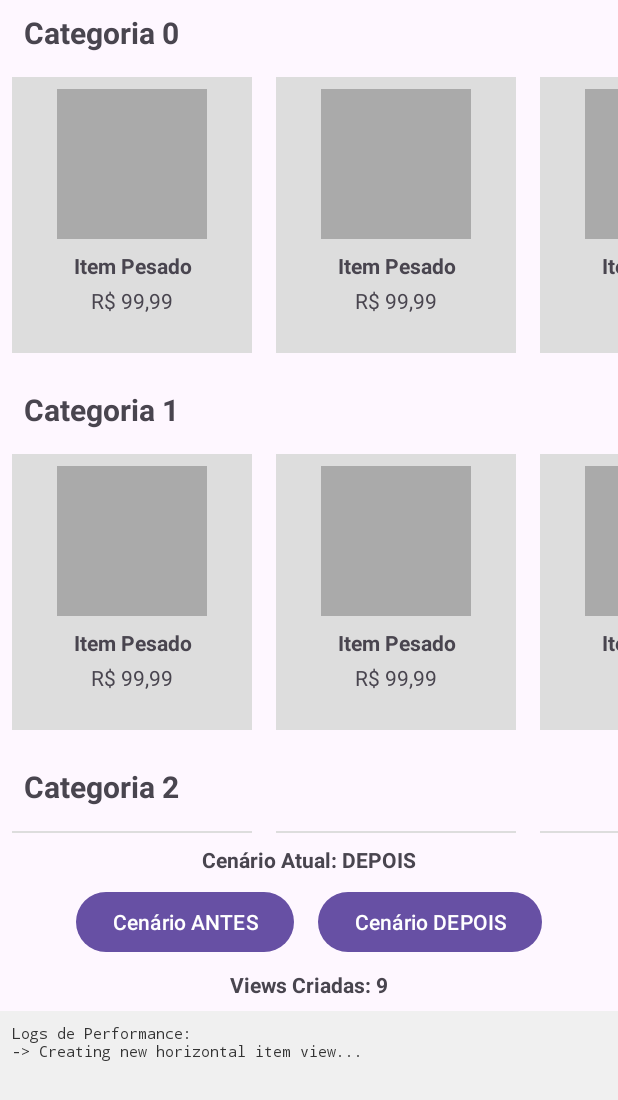
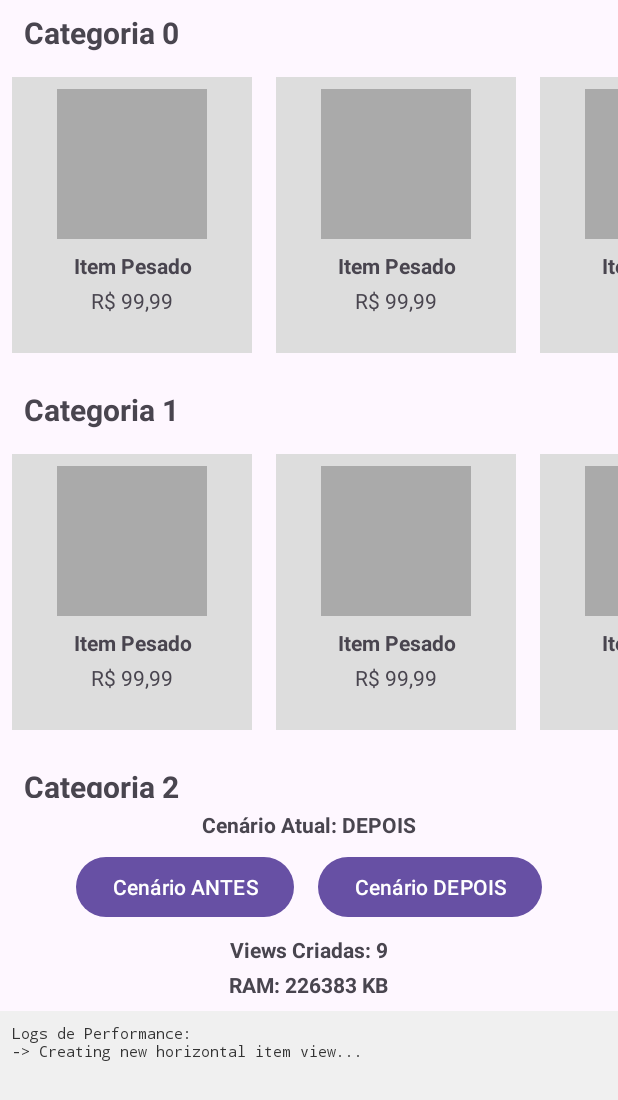
Before and after one commit to ipirangad3v/recyclerview-viewpool-demo, an Android app: the screen it shows after launch (MainActivity), after a tap on "Cenário DEPOIS", on a phone screen of 412 x 824 dp. Shown: the top 1100 px of the screen. Run offline under Robolectric (Android 15) with nearby library versions, the phone set to English and light mode, and no system bars; 1 other tap on this screen came first.

Commit message:
added ram usage monitor

```diff
--- a/app/src/main/java/com/tonima/recyclerview/MainActivity.kt
+++ b/app/src/main/java/com/tonima/recyclerview/MainActivity.kt
@@ -6,19 +6,46 @@ import android.widget.Button
 import android.widget.TextView
 import androidx.recyclerview.widget.LinearLayoutManager
 import androidx.recyclerview.widget.RecyclerView
+import android.os.Handler
+import android.os.Looper
+import android.util.Log
 import com.tonima.recyclerview.adapters.VerticalAdapter
 import com.tonima.recyclerview.utils.PerformanceLogger
+import java.lang.Runtime
 
 class MainActivity : AppCompatActivity(), PerformanceLogger {
 
     private lateinit var logTextView: TextView
     private lateinit var scenarioStatusTextView: TextView
     private lateinit var createdCountTextView: TextView
+    private lateinit var ramUsageTextView: TextView
     private lateinit var mainRecyclerView: RecyclerView
+
     private var createdViewCount = 0
+    private val sharedPool = RecyclerView.RecycledViewPool()
 
-    // Instância única do RecycledViewPool que será compartilhada
-    private val sharedPool = RecyclerView.RecycledViewPool()
+    private val runtime = Runtime.getRuntime()
+
+    private val memoryRunnable = object : Runnable {
+        override fun run() {
+            try {
+                Log.d("RAM_MONITOR", "Runnable is running...")
+
+                val totalMemory = runtime.totalMemory()
+                val freeMemory = runtime.freeMemory()
+                val usedMemoryBytes = totalMemory - freeMemory
+                val usedMemoryKb = usedMemoryBytes / 1024
+
+                ramUsageTextView.text = "RAM: ${usedMemoryKb} KB"
+
+            } catch (e: Exception) {
+                Log.e("RAM_MONITOR", "Error during memory check", e)
+            } finally {
+                memoryHandler.postDelayed(this, 250)
+            }
+        }
+    }
+    private val memoryHandler = Handler(Looper.getMainLooper())
 
     override fun onCreate(savedInstanceState: Bundle?) {
         super.onCreate(savedInstanceState)
@@ -27,6 +54,7 @@ class MainActivity : AppCompatActivity(), PerformanceLogger {
         logTextView = findViewById(R.id.log_textview)
         scenarioStatusTextView = findViewById(R.id.scenario_status_textview)
         createdCountTextView = findViewById(R.id.created_count_textview)
+        ramUsageTextView = findViewById(R.id.ram_usage_textview)
         mainRecyclerView = findViewById(R.id.main_recycler_view)
 
         val btnBefore: Button = findViewById(R.id.btn_before)
@@ -45,20 +73,29 @@ class MainActivity : AppCompatActivity(), PerformanceLogger {
         }
     }
 
+    override fun onStop() {
+        super.onStop()
+        memoryHandler.removeCallbacks(memoryRunnable)
+    }
+
     private fun showScenarioBefore() {
+        memoryHandler.removeCallbacks(memoryRunnable)
         createdViewCount = 0
         updateViewCount()
         logTextView.text = "Logs de Performance:\n"
         scenarioStatusTextView.text = "Cenário Atual: ANTES"
         mainRecyclerView.adapter = VerticalAdapter(this, null)
+        memoryHandler.post(memoryRunnable)
     }
 
     private fun showScenarioAfter() {
+        memoryHandler.removeCallbacks(memoryRunnable)
         createdViewCount = 0
         updateViewCount()
         logTextView.text = "Logs de Performance:\n"
         scenarioStatusTextView.text = "Cenário Atual: DEPOIS"
         mainRecyclerView.adapter = VerticalAdapter(this, sharedPool)
+        memoryHandler.post(memoryRunnable)
     }
 
     private fun updateViewCount() {
--- a/app/src/main/res/layout/activity_main.xml
+++ b/app/src/main/res/layout/activity_main.xml
@@ -64,6 +64,15 @@
             android:textStyle="bold"
             android:text="Views Criadas: 0" />
 
+        <TextView
+            android:id="@+id/ram_usage_textview"
+            android:layout_width="wrap_content"
+            android:layout_height="wrap_content"
+            android:layout_marginTop="4dp"
+            android:textSize="14sp"
+            android:textStyle="bold"
+            android:text="RAM: 0 MB" />
+
     </LinearLayout>
 
     <ScrollView
@@ -83,7 +92,7 @@
             android:fontFamily="monospace"
             android:text="Logs de Performance:\n"
             android:textColor="#333333"
-            android:textSize="10sp"/>
+            android:textSize="10sp" />
     </ScrollView>
 
 </androidx.constraintlayout.widget.ConstraintLayout>
```
